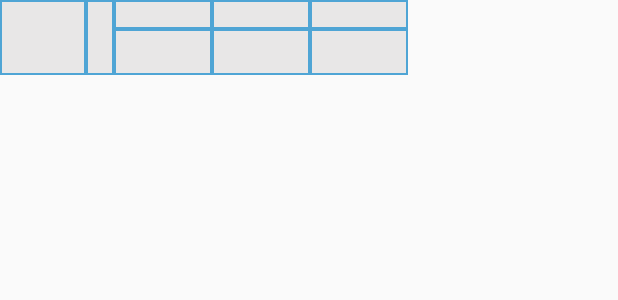
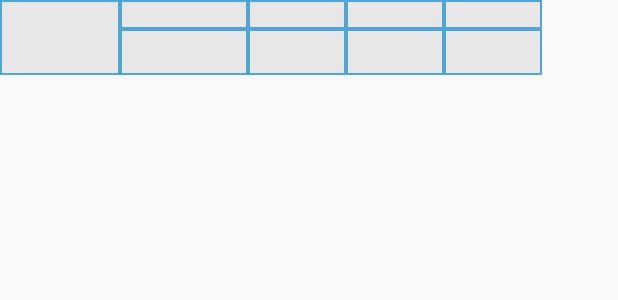
Before and after one commit to KaProjects/Trading, an Android app: the layout opportunity_item.xml on its own in the app's theme, with its tools: preview values and no code run, on a phone screen of 412 x 824 dp. Shown: the top 300 px of the screen. Run offline under Robolectric (Android 15) with nearby library versions, the phone set to English and light mode, and no system bars.

Commit message:
updated opportunity UI

```diff
--- a/android/app/src/main/java/org/kaleta/trader/listener/LogChildListener.kt
+++ b/android/app/src/main/java/org/kaleta/trader/listener/LogChildListener.kt
@@ -19,7 +19,7 @@ class LogChildListener(private val context: Context) : AbstractChildEventListene
     override fun onChildAdded(dataSnapshot: DataSnapshot, p1: String?) {
         val log: Log = dataSnapshot.getValue(Log::class.java) as Log
         DataSource.logMap.put(dataSnapshot.key!!, log)
-        throwNotification(log)
+//        throwNotification(log)
     }
 
     override fun onChildChanged(dataSnapshot: DataSnapshot, p1: String?) {
--- /dev/null
+++ b/android/app/src/main/res/drawable-v24/back_greener.xml
@@ -0,0 +1,4 @@
+<shape xmlns:android="http://schemas.android.com/apk/res/android" android:shape="rectangle" >
+    <solid android:color="#CEE8CE" />
+    <stroke android:width="1dip" android:color="#4fa5d5"/>
+</shape>
--- a/android/app/src/main/res/layout/opportunity_item.xml
+++ b/android/app/src/main/res/layout/opportunity_item.xml
@@ -8,29 +8,42 @@
         android:id="@+id/ticker"
         style="@style/TickerTextView" />
     <TextView
-        android:id="@+id/price"
-        android:layout_width="wrap_content"
-        android:layout_height="match_parent"
-        android:layout_toEndOf="@id/ticker"
-        android:layout_alignEnd="@id/time"
-        android:paddingStart="5dp"
-        android:paddingEnd="5dp"
-        android:paddingTop="7dp"
-        android:background="@drawable/back"
-        android:textAlignment="viewEnd"
-        android:textColor="@color/profit"
-        android:textSize="19sp"
-        />
-    <TextView
         android:id="@+id/time"
         android:layout_height="wrap_content"
         android:layout_width="wrap_content"
-        android:layout_toEndOf="@id/ticker"
         android:layout_alignBottom="@id/ticker"
-        android:paddingStart="9dp"
-        android:paddingEnd="9dp"
+        android:paddingStart="7dp"
+        android:paddingEnd="5dp"
         android:textSize="10sp"
         />
+
+    <TextView
+        android:id="@+id/priceMin"
+        android:layout_height="wrap_content"
+        android:layout_width="wrap_content"
+        android:background="@drawable/back"
+        android:width="85dp"
+        android:layout_toEndOf="@id/ticker"
+        android:gravity="center_vertical"
+        android:textAlignment="viewEnd"
+        android:paddingEnd="4dp"
+        />
+    <TextView
+        android:id="@+id/price"
+        android:layout_height="wrap_content"
+        android:layout_width="wrap_content"
+        android:layout_alignEnd="@id/priceMin"
+        android:background="@drawable/back"
+        android:layout_alignBottom="@id/ticker"
+        android:layout_below="@+id/priceMin"
+        android:layout_toEndOf="@id/ticker"
+        android:gravity="center_vertical"
+        android:textAlignment="viewEnd"
+        android:textColor="@color/profit"
+        android:textSize="20sp"
+        android:paddingEnd="4dp"
+        />
+
 
     <TextView
         android:id="@+id/cciMin"
--- a/android/app/src/main/res/values/colors.xml
+++ b/android/app/src/main/res/values/colors.xml
@@ -7,7 +7,7 @@
     <color name="profit">#4ABC0D</color>
     <color name="loss">#CF3D3D</color>
 
-    <color name="text">#4C4C4C</color>
+    <color name="text">#656565</color>
     <color name="textLighter">#CACACA</color>
 
     <color name="buttonBackground">#00F3F2F2</color>
--- a/android/app/src/main/res/values/styles.xml
+++ b/android/app/src/main/res/values/styles.xml
@@ -5,17 +5,20 @@
         <item name="colorPrimary">@color/colorPrimary</item>
         <item name="colorPrimaryDark">@color/colorPrimaryDark</item>
         <item name="colorAccent">@color/colorAccent</item>
+
+        <item name="android:textColor">@color/text</item>
     </style>
 
     <style name="TickerTextView">
         <item name="android:layout_width">wrap_content</item>
         <item name="android:layout_height">match_parent</item>
-        <item name="android:width">57dp</item>
+        <item name="android:width">80dp</item>
         <item name="android:background">@drawable/back</item>
         <item name="android:textAlignment">center</item>
         <item name="android:gravity">center_vertical</item>
-        <item name="android:textSize">19sp</item>
+        <item name="android:textSize">21sp</item>
         <item name="android:textStyle">bold</item>
+        <item name="android:paddingBottom">7dp</item>
     </style>
 
 
```
Also changed, not shown: android/app/src/main/java/org/kaleta/trader/adapter/OpportunityAdapter.kt (+41 -9 lines).
